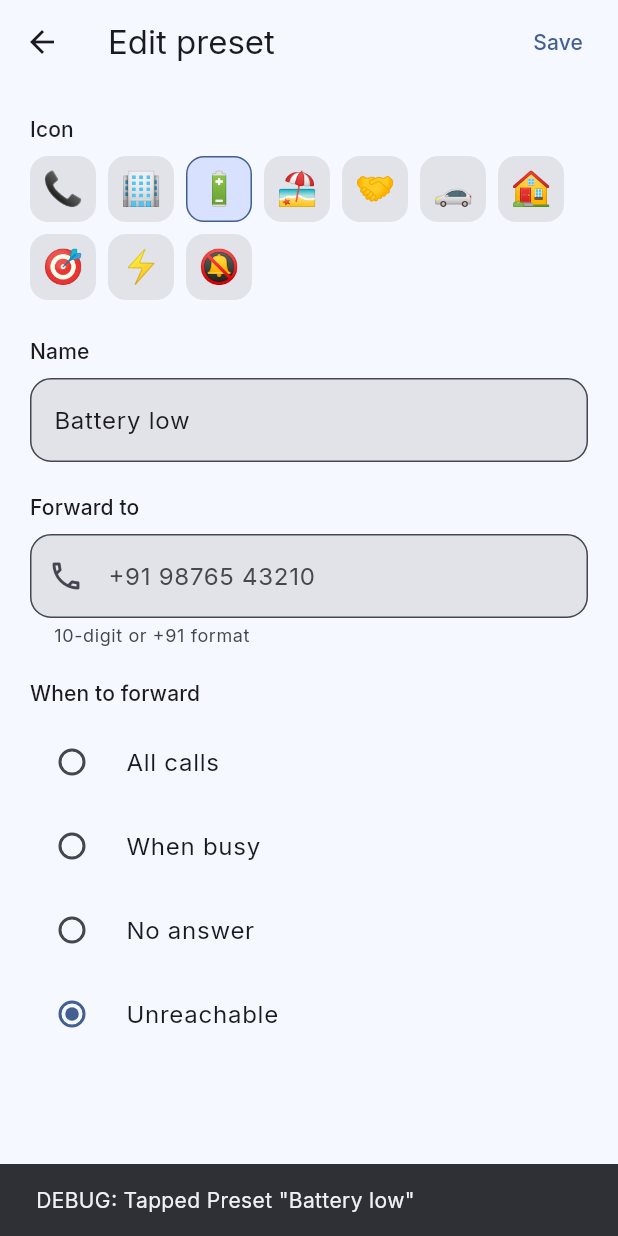
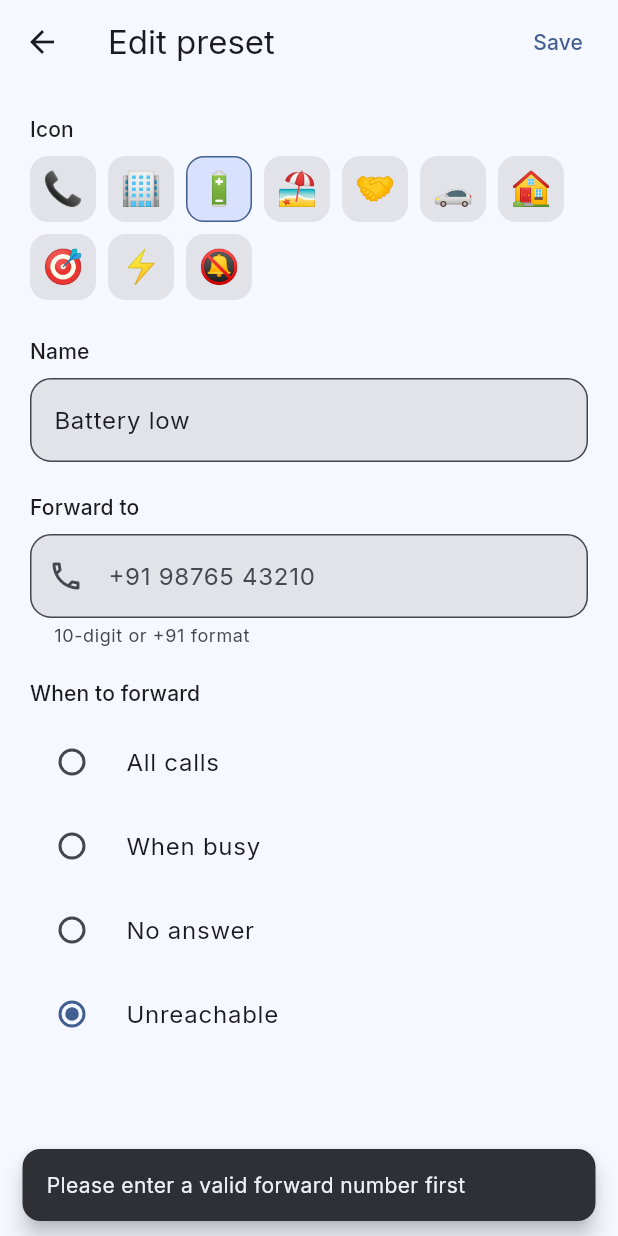
Before and after one commit to Kans2/Forward-Flash, a Flutter app: the screen it shows after launch, after a tap on "Battery low", on a phone screen of 412 x 824 dp. Run offline on Flutter 3.47's test engine with Material 3 defaults, Android fonts, the phone set to English and light mode, and no system bars; our stand-ins replace animate_do, google_fonts, hive, hive_flutter, permission_handler; missing offline and left inert: flutter_phone_direct_caller; accounts and stored records are empty; statements that could not run were skipped.

Commit message:
updated features

```diff
--- a/my_first_app/lib/screens/home_screen.dart
+++ b/my_first_app/lib/screens/home_screen.dart
@@ -1,5 +1,4 @@
 import 'package:flutter/material.dart';
-import 'package:flutter/foundation.dart';
 import 'package:animate_do/animate_do.dart';
 
 import '../models/preset.dart';
@@ -28,23 +27,13 @@ class _HomeScreenState extends State<HomeScreen> {
   }
 
   void _loadPresets() {
-    setState(() => _presets = PresetRepository.instance.all());
+    setState(() => _presets = PresetRepository.instance.all().where((p) => p.id != 'adhoc').toList());
   }
 
   Future<void> _activatePreset(Preset p) async {
-    debugPrint('[CallForward] _activatePreset tapped: name=${p.name} number="${p.forwardNumber}" simSlot=${p.simSlot}');
-
-    if (mounted) {
-      ScaffoldMessenger.of(context).showSnackBar(SnackBar(
-        content: Text('DEBUG: Tapped Preset "${p.name}"'),
-        duration: const Duration(seconds: 1),
-      ));
-    }
-
     // If the number is empty or too short (e.g. they entered a space or 1 digit),
     // force them to the editor to set it up properly.
     if (p.forwardNumber.trim().length < 3) {
-      debugPrint('[CallForward] forwardNumber is invalid → opening editor');
       if (mounted) {
         ScaffoldMessenger.of(context).showSnackBar(
           SnackBar(
@@ -59,56 +48,63 @@ class _HomeScreenState extends State<HomeScreen> {
         context,
         MaterialPageRoute(builder: (_) => PresetEditorScreen(preset: p)),
       );
-      debugPrint('[CallForward] Editor returned: $result');
       if (result == true) _loadPresets();
       return;
     }
 
-    debugPrint('[CallForward] forwardNumber="${p.forwardNumber}" → calling enable()');
     setState(() => _loading = true);
-
-    if (mounted) {
-      ScaffoldMessenger.of(context).showSnackBar(SnackBar(
-        content: Text('DEBUG: Calling Service.enable() with SIM ${p.simSlot}'),
-        duration: const Duration(seconds: 1),
-      ));
-    }
 
     try {
       final result = await CallForwardingService.instance.enable(p);
-      debugPrint('[CallForward] enable() returned: success=${result.success} error=${result.errorMessage}');
 
       if (mounted) {
-        ScaffoldMessenger.of(context).showSnackBar(SnackBar(
-          content: Text('DEBUG: Service.enable() returned $result'),
-          duration: const Duration(seconds: 2),
-        ));
-      }
-
         setState(() {
           _loading = false;
           _loadPresets();
         });
 
-      if (mounted) {
+        if (result.success) {
+          showDialog(
+            context: context,
+            builder: (ctx) => AlertDialog(
+              title: Row(
+                children: const [
+                  Icon(Icons.check_circle, color: Colors.green),
+                  SizedBox(width: 8),
+                  Text('Call Forwarding'),
+                ],
+              ),
+              content: Text(
+                'Dialer has been launched to forward calls to ${p.forwardNumber}. '
+                'Please verify the success message from your carrier on the screen.',
+              ),
+              actions: [
+                FilledButton(
+                  onPressed: () => Navigator.pop(ctx),
+                  child: const Text('Got it'),
+                ),
+              ],
+            ),
+          );
+        } else {
           ScaffoldMessenger.of(context).showSnackBar(
             SnackBar(
-            content: Text(result.success
-                ? '✓ Forwarding to ${p.forwardNumber} enabled'
-                : 'Failed: ${result.errorMessage}'),
+              content: Text('Failed: ${result.errorMessage}'),
               behavior: SnackBarBehavior.floating,
+              backgroundColor: Theme.of(context).colorScheme.error,
               shape: RoundedRectangleBorder(borderRadius: BorderRadius.circular(12)),
             ),
           );
         }
+      }
     } catch (e) {
-      debugPrint('[CallForward] enable() threw exception: $e');
+      if (mounted) {
         setState(() => _loading = false);
-      if (mounted) {
         ScaffoldMessenger.of(context).showSnackBar(
           SnackBar(
-            content: Text('DEBUG Exception: $e'),
+            content: Text('Error: $e'),
             behavior: SnackBarBehavior.floating,
+            backgroundColor: Theme.of(context).colorScheme.error,
             shape: RoundedRectangleBorder(borderRadius: BorderRadius.circular(12)),
           ),
         );
@@ -175,6 +171,7 @@ class _HomeScreenState extends State<HomeScreen> {
         forwardNumber: numberCtrl.text.trim(),
         forwardTypeIndex: 0, // 0 = allCalls
       );
+      await PresetRepository.instance.save(p);
       _activatePreset(p);
     }
   }
```
Lines whose indentation alone changed are shown as unchanged.
